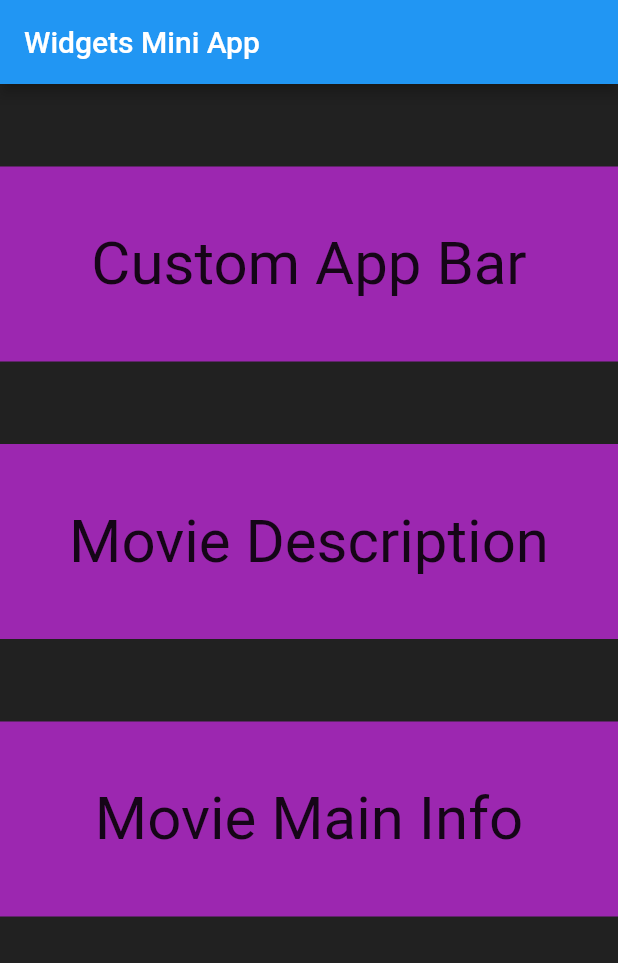
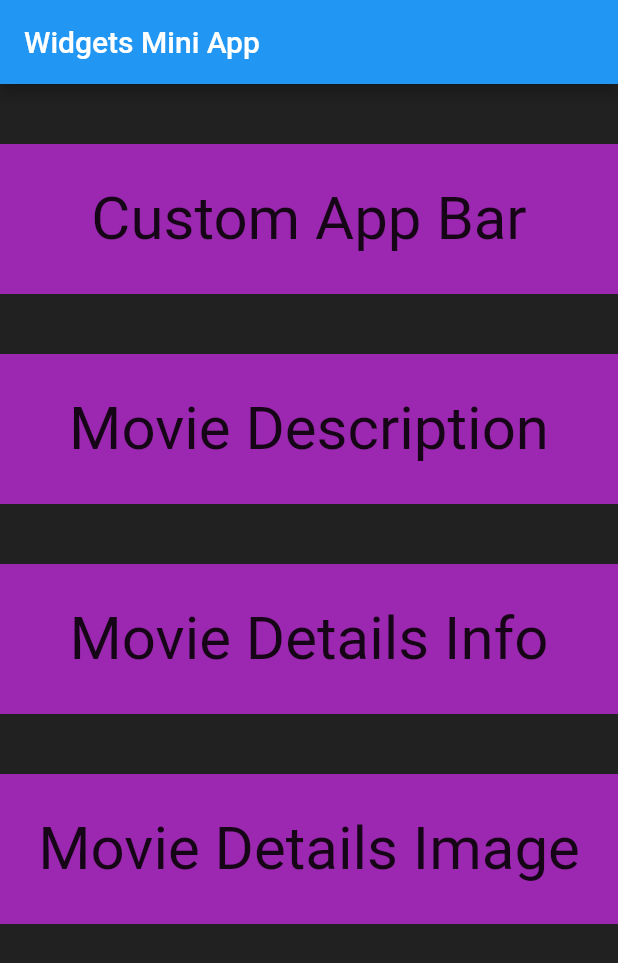
Before and after one commit to Kevin-Guillen/Movies_Widgets, a Flutter app: the screen it shows after launch, on a phone screen of 412 x 824 dp. Shown: the top 963 px of the screen. Run offline on Flutter 3.47's test engine with Material 2 defaults, Android fonts, the phone set to English and light mode, and no system bars.

Commit message:
Abstracted Movie Main Info in two differents widgets. One abstraction for the movie image and other abstraction for the movie info.

```diff
--- a/example/lib/src/resources/route_constants.dart
+++ b/example/lib/src/resources/route_constants.dart
@@ -1,4 +1,5 @@
 const String homeRoute = '/';
 const String customAppBar = '/customAppBar';
 const String movieDescription = '/movieDescription';
+const String movieDetailsImage = '/movieDetailsImage';
 const String movieMainInfo = '/movieMainInfo';
--- a/example/lib/src/screen/home_page.dart
+++ b/example/lib/src/screen/home_page.dart
@@ -29,10 +29,18 @@ class _HomePageState extends State<HomePage> {
         widgetRoute: movieDescription,
       ),
     );
+
     _routeList.add(
       WidgetRoute(
         title: UiConstants.movieMainInfoTitle,
         widgetRoute: movieMainInfo,
+      ),
+    );
+
+    _routeList.add(
+      WidgetRoute(
+        title: UiConstants.movieDetailsImageTitle,
+        widgetRoute: movieDetailsImage,
       ),
     );
 
--- a/example/lib/src/utils/ui_constants.dart
+++ b/example/lib/src/utils/ui_constants.dart
@@ -4,7 +4,8 @@ class UiConstants {
       'https://www.themoviedb.org/t/p/w1280/qa6HCwP4Z15l3hpsASz3auugEW6.jpg';
   static const String customAppBarTitle = 'Custom App Bar';
   static const String movieDescriptionTitle = 'Movie Description';
-  static const String movieMainInfoTitle = 'Movie Main Info';
+  static const String movieMainInfoTitle = 'Movie Details Info';
+  static const String movieDetailsImageTitle = 'Movie Details Image';
   static const String defaultOverView =
       'Lightning McQueen, a hotshot rookie race car driven to succeed, discovers that life is about the journey, not the finish line, when he finds himself unexpectedly detoured in the sleepy Route 66 town of Radiator Springs. '
       'On route across the country to the big Piston Cup Championship in California to compete against two seasoned pros, McQueen gets to know the towns offbeat characters.';
@@ -16,7 +17,7 @@ class UiConstants {
 
   //home_screen
   static const String appBarTitle = 'Widgets Mini App';
-  static const double containerTopPadding = 55.0;
-  static const double containerHeight = 130.0;
+  static const double containerTopPadding = 40.0;
+  static const double containerHeight = 100.0;
   static const double containerTitleFontSize = 40.0;
 }
--- a/lib/movies_project_widgets.dart
+++ b/lib/movies_project_widgets.dart
@@ -2,5 +2,5 @@ library movies_widgets;
 
 export 'src/widgets/custom_appbar.dart';
 export 'src/widgets/movie_description.dart';
-export 'src/widgets/movie_details_page.dart';
+export 'src/widgets/movie_details_image.dart';
 export 'src/widgets/movie_main_info.dart';
--- a/lib/src/utils/ui_constants.dart
+++ b/lib/src/utils/ui_constants.dart
@@ -4,9 +4,6 @@ abstract class UiConstants {
   static const double movieTypeTextPadding = 10.0;
   static const double movieTypeTitleFontSize = 25.0;
   static const double progressIndicatorStrokeWidth = 5.0;
-
-  // widgets/movie_details_page
-  static const double detailsSizeBoxHeight = 10.0;
 
   // widgets/custom_appbar
   static const double movieDetailsAppBarExpandedHeight = 350.0;
@@ -16,11 +13,12 @@ abstract class UiConstants {
   static const double descriptionFontSize = 18.0;
 
   // widgets/movie_main_info
-  static const double widgetPadding = 20.0;
-  static const double posterPathBorderRadius = 20.0;
-  static const double posterPathHeight = 150.0;
   static const double movieInfoSizeBox = 10.0;
   static const double movieTitleFontSize = 30.0;
   static const double releaseDateFontSize = 20.0;
   static const double voteAverageFontSize = 36.0;
+
+  // widgets/movie_details_image
+  static const double posterPathHeight = 150.0;
+  static const double posterPathBorderRadius = 20.0;
 }
```
Also changed, not shown: example/lib/src/resources/routing.dart (+15 -2 lines), lib/src/widgets/movie_details_image.dart (added, +26 -0 lines), lib/src/widgets/movie_details_page.dart (deleted, +0 -63 lines), lib/src/widgets/movie_main_info.dart (+1 -19 lines).
